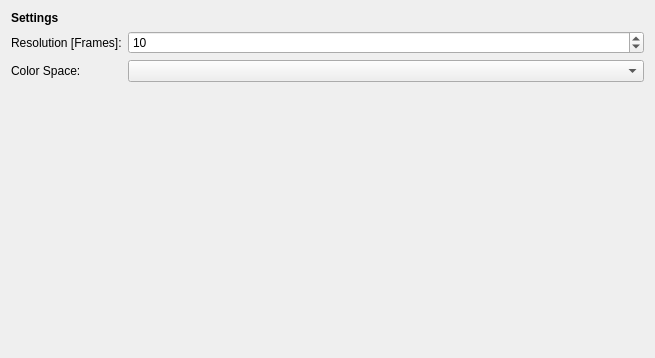
Qt form qt_ui/Analysis_Colormetrics.ui (FilmColors/VIAN) before a commit.
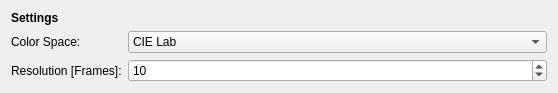
The same form after that commit.

Commit message: Analysis are now cleaned up, and freshly implemented

Diff of the .ui file:
```diff
--- a/qt_ui/Analysis_Colormetrics.ui
+++ b/qt_ui/Analysis_Colormetrics.ui
@@ -6,14 +6,14 @@
    <rect>
     <x>0</x>
     <y>0</y>
-    <width>655</width>
-    <height>358</height>
+    <width>558</width>
+    <height>83</height>
    </rect>
   </property>
   <property name="windowTitle">
    <string>Form</string>
   </property>
-  <layout class="QFormLayout" name="formLayout">
+  <layout class="QGridLayout" name="gridLayout">
    <item row="0" column="0">
     <widget class="QLabel" name="label">
      <property name="text">
@@ -21,14 +21,75 @@
      </property>
     </widget>
    </item>
-   <item row="1" column="0">
+   <item row="3" column="0">
     <widget class="QLabel" name="resolutionFramesLabel">
+     <property name="sizePolicy">
+      <sizepolicy hsizetype="Maximum" vsizetype="Preferred">
+       <horstretch>0</horstretch>
+       <verstretch>0</verstretch>
+      </sizepolicy>
+     </property>
+     <property name="minimumSize">
+      <size>
+       <width>0</width>
+       <height>0</height>
+      </size>
+     </property>
      <property name="text">
       <string>Resolution [Frames]:</string>
      </property>
+     <property name="alignment">
+      <set>Qt::AlignLeading|Qt::AlignLeft|Qt::AlignVCenter</set>
+     </property>
     </widget>
    </item>
-   <item row="1" column="1">
+   <item row="2" column="0">
+    <widget class="QLabel" name="colorSpaceLabel">
+     <property name="sizePolicy">
+      <sizepolicy hsizetype="Maximum" vsizetype="Preferred">
+       <horstretch>0</horstretch>
+       <verstretch>0</verstretch>
+      </sizepolicy>
+     </property>
+     <property name="minimumSize">
+      <size>
+       <width>0</width>
+       <height>0</height>
+      </size>
+     </property>
+     <property name="text">
+      <string>Color Space:</string>
+     </property>
+     <property name="alignment">
+      <set>Qt::AlignLeading|Qt::AlignLeft|Qt::AlignVCenter</set>
+     </property>
+    </widget>
+   </item>
+   <item row="2" column="1">
+    <widget class="QComboBox" name="colorSpaceComboBox">
+     <item>
+      <property name="text">
+       <string>CIE Lab</string>
+      </property>
+     </item>
+     <item>
+      <property name="text">
+       <string>CIE Luv</string>
+      </property>
+     </item>
+     <item>
+      <property name="text">
+       <string>sRGB</string>
+      </property>
+     </item>
+     <item>
+      <property name="text">
+       <string>HSV</string>
+      </property>
+     </item>
+    </widget>
+   </item>
+   <item row="3" column="1">
     <widget class="QSpinBox" name="resolutionFramesSpinBox">
      <property name="maximum">
       <number>1000</number>
@@ -38,16 +99,6 @@
      </property>
     </widget>
    </item>
-   <item row="2" column="0">
-    <widget class="QLabel" name="colorSpaceLabel">
-     <property name="text">
-      <string>Color Space:</string>
-     </property>
-    </widget>
-   </item>
-   <item row="2" column="1">
-    <widget class="QComboBox" name="colorSpaceComboBox"/>
-   </item>
   </layout>
  </widget>
  <resources/>
```
The commit also changes 98 other files.
